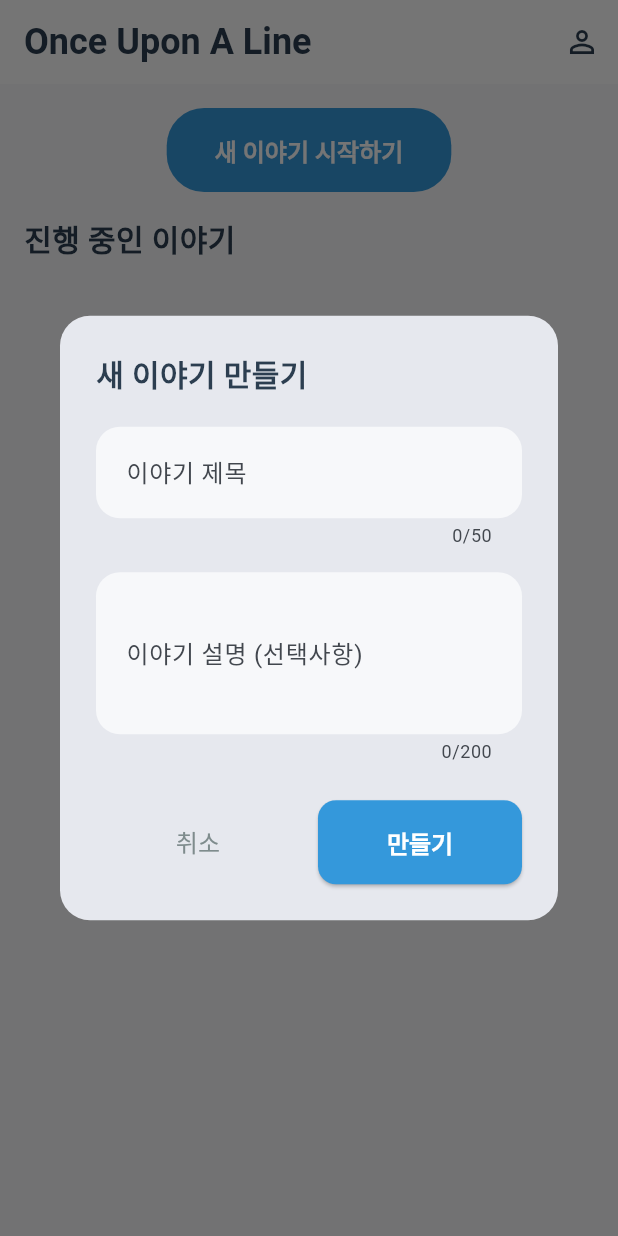
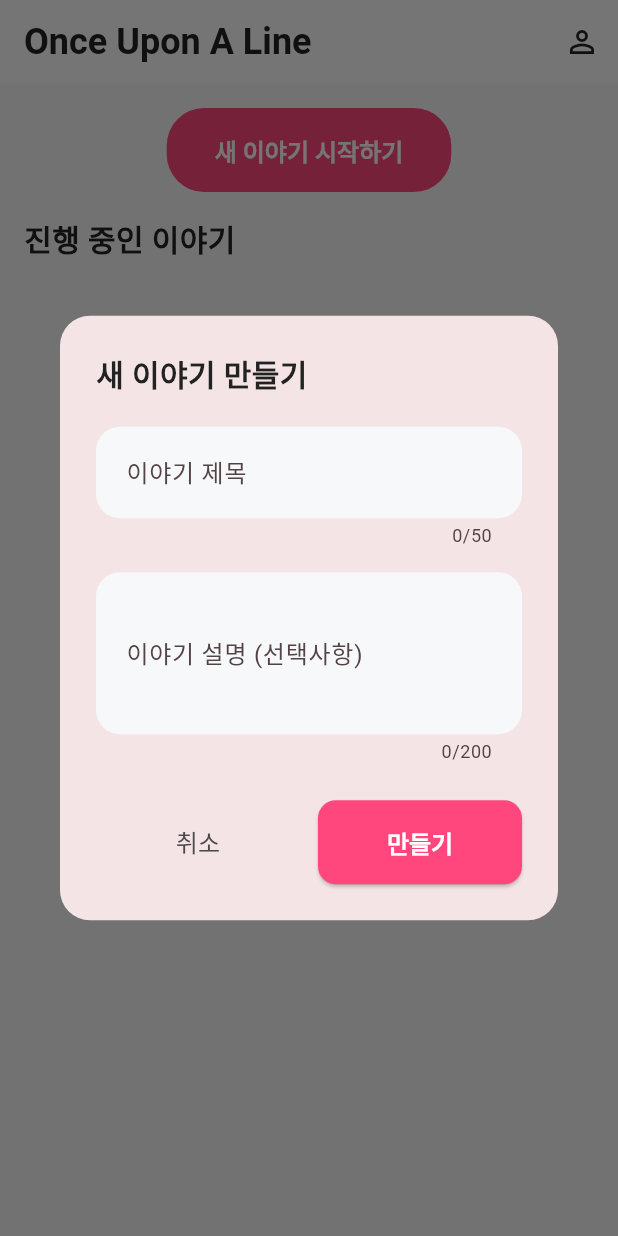
Before and after one commit to devsoob/once-upon-a-line, a Flutter app: the screen it shows after launch, after a tap on "새 이야기 시작하기", on a phone screen of 412 x 824 dp. Run offline on Flutter 3.47's test engine with Material 3 defaults, Android fonts, the phone set to English and light mode, and no system bars; our stand-ins replace cloud_firestore, firebase_core, get_it, go_router, shared_preferences; accounts and stored records are empty; Roboto replaces fonts that are missing (Pretendard).

Commit message:
feat(splash+design): add animated gradient splash using logo colors; introduce AppColors design system; update theme and replace hardcoded colors across home/detail/dialog; route through splash first

```diff
--- /dev/null
+++ b/lib/core/design_system/colors.dart
@@ -0,0 +1,28 @@
+import 'package:flutter/material.dart';
+
+/// Centralized design system colors derived from the logo gradient.
+class AppColors {
+  AppColors._();
+
+  // Logo gradient stops
+  static const Color logoStart = Color(0xFFFF7A7A); // #ff7a7a
+  static const Color logoMid = Color(0xFFFF477E); // #ff477e
+  static const Color logoEnd = Color(0xFFA853FF); // #a853ff
+
+  // Primary palette selections
+  static const Color primary = logoMid; // vibrant mid-pink
+  static const Color primaryDark = Color(0xFFCC3764);
+  static const Color primaryLight = Color(0xFFFF9AB2);
+
+  static const Color background = Colors.white;
+  static const Color surface = Colors.white;
+  static const Color textPrimary = Color(0xFF222222);
+  static const Color textSecondary = Color(0xFF4A4A4A);
+  static const Color hint = Color(0xFFB0B8C1);
+
+  static const LinearGradient splashGradient = LinearGradient(
+    begin: Alignment.topLeft,
+    end: Alignment.bottomRight,
+    colors: <Color>[logoStart, logoMid, logoEnd],
+  );
+}
--- a/lib/core/routers/app_router.dart
+++ b/lib/core/routers/app_router.dart
@@ -3,12 +3,21 @@ import 'package:go_router/go_router.dart';
 import 'package:once_upon_a_line/features/story_rooms/presentation/pages/story_rooms_home_page.dart';
 import 'package:once_upon_a_line/features/story_rooms/presentation/pages/story_room_detail_page.dart';
 import 'package:once_upon_a_line/app/data/models/story_room.dart';
+import 'package:once_upon_a_line/features/splash/presentation/pages/splash_page.dart';
 
 class AppRouter {
   AppRouter._();
 
   static final GoRouter router = GoRouter(
+    initialLocation: '/splash',
     routes: <RouteBase>[
+      GoRoute(
+        path: '/splash',
+        name: 'splash',
+        pageBuilder: (BuildContext context, GoRouterState state) {
+          return const MaterialPage<void>(child: SplashPage());
+        },
+      ),
       GoRoute(
         path: '/',
         name: 'home',
--- /dev/null
+++ b/lib/features/splash/presentation/pages/splash_page.dart
@@ -0,0 +1,125 @@
+import 'dart:async';
+import 'dart:ui' show PathMetric, PathMetrics;
+
+import 'package:flutter/material.dart';
+import 'package:go_router/go_router.dart';
+import 'package:once_upon_a_line/core/design_system/colors.dart';
+
+class SplashPage extends StatefulWidget {
+  const SplashPage({super.key});
+
+  @override
+  State<SplashPage> createState() => _SplashPageState();
+}
+
+class _SplashPageState extends State<SplashPage> with SingleTickerProviderStateMixin {
+  Timer? _timer;
+  late final AnimationController _controller;
+  late final Animation<double> _progress;
+
+  @override
+  void initState() {
+    super.initState();
+    _controller = AnimationController(vsync: this, duration: const Duration(milliseconds: 1400));
+    _progress = CurvedAnimation(parent: _controller, curve: Curves.easeInOut);
+    _controller.forward();
+
+    _timer = Timer(const Duration(milliseconds: 1600), () {
+      if (!mounted) return;
+      context.go('/');
+    });
+  }
+
+  @override
+  void dispose() {
+    _controller.dispose();
+    _timer?.cancel();
+    super.dispose();
+  }
+
+  @override
+  Widget build(BuildContext context) {
+    return Scaffold(
+      body: AnimatedBuilder(
+        animation: _progress,
+        builder: (context, _) {
+          return Container(
+            decoration: const BoxDecoration(gradient: AppColors.splashGradient),
+            child: Center(
+              child: SizedBox(
+                width: 200,
+                height: 200,
+                child: CustomPaint(painter: _LogoBookPainter(progress: _progress.value)),
+              ),
+            ),
+          );
+        },
+      ),
+    );
+  }
+}
+
+class _LogoBookPainter extends CustomPainter {
+  _LogoBookPainter({required this.progress});
+
+  final double progress;
+
+  @override
+  void paint(Canvas canvas, Size size) {
+    final Paint paint =
+        Paint()
+          ..style = PaintingStyle.stroke
+          ..strokeWidth = 6.0
+          ..color = Colors.white
+          ..strokeCap = StrokeCap.round
+          ..strokeJoin = StrokeJoin.round;
+
+    final double w = size.width;
+    final double h = size.height;
+
+    // Match SVG proportions: outer rounded rect inset and rx ~ 22 relative
+    final Rect outerRect = Rect.fromLTWH(w * 0.266, h * 0.24, w * 0.468, h * 0.52);
+    final RRect outerRRect = RRect.fromRectAndRadius(outerRect, Radius.circular(w * 0.055));
+
+    // Left inner vertical line (similar to x=172 in 512 viewBox) but slightly shifted right
+    final double leftLineX = w * (178 / 512);
+    final double topY = h * (124 / 512);
+    final double bottomY = h * (388 / 512);
+
+    // Text guide lines
+    final double line1StartX = w * (196 / 512);
+    final double line1EndX = w * (328 / 512);
+    final double line1Y = h * (204 / 512);
+
+    final double line2StartX = w * (196 / 512);
+    final double line2EndX = w * (312 / 512);
+    final double line2Y = h * (240 / 512);
+
+    final Path path =
+        Path()
+          ..addRRect(outerRRect)
+          ..moveTo(leftLineX, topY)
+          ..lineTo(leftLineX, bottomY)
+          ..moveTo(line1StartX, line1Y)
+          ..lineTo(line1EndX, line1Y)
+          ..moveTo(line2StartX, line2Y)
+          ..lineTo(line2EndX, line2Y);
+
+    // Animate stroke drawing
+    final PathMetrics metrics = path.computeMetrics(forceClosed: false);
+    final Path animated = Path();
+    for (final PathMetric metric in metrics) {
+      final double len = metric.length * progress.clamp(0.0, 1.0);
+      if (len > 0) {
+        animated.addPath(metric.extractPath(0, len), Offset.zero);
+      }
+    }
+
+    canvas.drawPath(animated, paint);
+  }
+
+  @override
+  bool shouldRepaint(covariant _LogoBookPainter oldDelegate) {
+    return oldDelegate.progress != progress;
+  }
+}
--- a/lib/features/story_rooms/presentation/pages/create_room_dialog.dart
+++ b/lib/features/story_rooms/presentation/pages/create_room_dialog.dart
@@ -1,4 +1,5 @@
 import 'package:flutter/material.dart';
+import 'package:once_upon_a_line/core/design_system/colors.dart';
 import 'package:get_it/get_it.dart';
 import '../../../../app/data/repositories/story_room_repository.dart';
 import '../../../../app/data/repositories/local_story_room_repository.dart';
@@ -83,7 +84,11 @@ class _CreateRoomDialogState extends State<CreateRoomDialog> {
           children: [
             const Text(
               '새 이야기 만들기',
-              style: TextStyle(fontSize: 20, fontWeight: FontWeight.w700, color: Color(0xFF2C3E50)),
+              style: TextStyle(
+                fontSize: 20,
+                fontWeight: FontWeight.w700,
+                color: AppColors.textPrimary,
+              ),
             ),
             const SizedBox(height: 20),
             TextField(
@@ -94,7 +99,7 @@ class _CreateRoomDialogState extends State<CreateRoomDialog> {
                 border: OutlineInputBorder(borderRadius: BorderRadius.all(Radius.circular(12))),
                 focusedBorder: OutlineInputBorder(
                   borderRadius: BorderRadius.all(Radius.circular(12)),
-                  borderSide: BorderSide(color: Color(0xFF3498DB), width: 2),
+                  borderSide: BorderSide(color: AppColors.primary, width: 2),
                 ),
               ),
               maxLength: 50,
@@ -108,7 +113,7 @@ class _CreateRoomDialogState extends State<CreateRoomDialog> {
                 border: OutlineInputBorder(borderRadius: BorderRadius.all(Radius.circular(12))),
                 focusedBorder: OutlineInputBorder(
                   borderRadius: BorderRadius.all(Radius.circular(12)),
-                  borderSide: BorderSide(color: Color(0xFF3498DB), width: 2),
+                  borderSide: BorderSide(color: AppColors.primary, width: 2),
                 ),
               ),
               maxLines: 3,
@@ -125,7 +130,7 @@ class _CreateRoomDialogState extends State<CreateRoomDialog> {
                       style: TextStyle(
                         fontSize: 16,
                         fontWeight: FontWeight.w500,
-                        color: Color(0xFF7F8C8D),
+                        color: AppColors.textSecondary,
                       ),
                     ),
                   ),
@@ -135,7 +140,7 @@ class _CreateRoomDialogState extends State<CreateRoomDialog> {
                   child: ElevatedButton(
                     onPressed: _isLoading ? null : _createRoom,
                     style: ElevatedButton.styleFrom(
-                      backgroundColor: const Color(0xFF3498DB),
+                      backgroundColor: AppColors.primary,
                       foregroundColor: Colors.white,
                       shape: RoundedRectangleBorder(borderRadius: BorderRadius.circular(12)),
                       padding: const EdgeInsets.symmetric(vertical: 16),
--- a/lib/features/story_rooms/presentation/pages/story_room_detail_page.dart
+++ b/lib/features/story_rooms/presentation/pages/story_room_detail_page.dart
@@ -1,4 +1,5 @@
 import 'package:flutter/material.dart';
+import 'package:once_upon_a_line/core/design_system/colors.dart';
 import 'package:get_it/get_it.dart';
 import 'package:once_upon_a_line/app/data/repositories/story_sentence_repository.dart';
 import 'package:once_upon_a_line/app/data/repositories/local_story_sentence_repository.dart';
@@ -110,7 +111,7 @@ class _StoryRoomDetailPageState extends State<StoryRoomDetailPage> {
           style: const TextStyle(
             fontWeight: FontWeight.w700,
             fontSize: 20,
-            color: Color(0xFF2C3E50),
+            color: AppColors.textPrimary,
           ),
         ),
       ),
@@ -162,7 +163,7 @@ class _StoryRoomDetailPageState extends State<StoryRoomDetailPage> {
                               style: const TextStyle(
                                 fontSize: 16,
                                 fontWeight: FontWeight.w600,
-                                color: Color(0xFF2C3E50),
+                                color: AppColors.textPrimary,
                               ),
                             ),
                             Text(
@@ -238,7 +239,7 @@ class _StoryRoomDetailPageState extends State<StoryRoomDetailPage> {
               decoration: BoxDecoration(
                 color: Colors.white,
                 borderRadius: BorderRadius.circular(16),
-                border: Border.all(color: const Color(0xFF3498DB), width: 2),
+                border: Border.all(color: AppColors.primary, width: 2),
                 boxShadow: [
                   BoxShadow(
                     color: Colors.black.withAlpha(13),
@@ -257,10 +258,10 @@ class _StoryRoomDetailPageState extends State<StoryRoomDetailPage> {
                     child: TextField(
                       controller: _sentenceController,
                       maxLines: 3,
-                      style: const TextStyle(fontSize: 16, color: Color(0xFF2C3E50)),
+                      style: const TextStyle(fontSize: 16, color: AppColors.textPrimary),
                       decoration: const InputDecoration(
                         hintText: '마침표(.)로 끝나는 한 문장을 작성해주세요...',
-                        hintStyle: TextStyle(color: Color(0xFFBDC3C7)),
+                        hintStyle: TextStyle(color: AppColors.hint),
                         border: InputBorder.none,
                         enabledBorder: InputBorder.none,
                         focusedBorder: InputBorder.none,
@@ -275,13 +276,13 @@ class _StoryRoomDetailPageState extends State<StoryRoomDetailPage> {
                     children: [
                       Text(
                         '닉네임: $_nickname',
-                        style: const TextStyle(fontSize: 14, color: Color(0xFF7F8C8D)),
+                        style: TextStyle(fontSize: 14, color: AppColors.textSecondary),
                       ),
                       const Spacer(),
                       ElevatedButton(
                         onPressed: _isLoading ? null : _addSentence,
                         style: ElevatedButton.styleFrom(
-                          backgroundColor: const Color(0xFF3498DB),
+                          backgroundColor: AppColors.primary,
                           foregroundColor: Colors.white,
                           shape: RoundedRectangleBorder(borderRadius: BorderRadius.circular(12)),
                           padding: const EdgeInsets.symmetric(horizontal: 24, vertical: 12),
@@ -372,7 +373,7 @@ class _SentenceWidget extends StatelessWidget {
       decoration: BoxDecoration(
         color: isMySentence ? const Color(0xFFE3F2FD) : const Color(0xFFF5F5F5),
         borderRadius: BorderRadius.circular(12),
-        border: isMySentence ? Border.all(color: const Color(0xFF3498DB), width: 1) : null,
+        border: isMySentence ? Border.all(color: AppColors.primary, width: 1) : null,
       ),
       child: Column(
         crossAxisAlignment: CrossAxisAlignment.start,
@@ -381,7 +382,7 @@ class _SentenceWidget extends StatelessWidget {
             children: [
               CircleAvatar(
                 radius: 12,
-                backgroundColor: isMySentence ? const Color(0xFF3498DB) : const Color(0xFF95A5A6),
+                backgroundColor: isMySentence ? AppColors.primary : const Color(0xFF95A5A6),
                 child: Text(
                   sentence.authorNickname.isNotEmpty
                       ? sentence.authorNickname[0].toUpperCase()
@@ -399,7 +400,7 @@ class _SentenceWidget extends StatelessWidget {
                 style: TextStyle(
                   fontSize: 12,
                   fontWeight: FontWeight.w600,
-                  color: isMySentence ? const Color(0xFF3498DB) : const Color(0xFF7F8C8D),
+                  color: isMySentence ? AppColors.primary : const Color(0xFF7F8C8D),
                 ),
               ),
               const Spacer(),
@@ -412,7 +413,7 @@ class _SentenceWidget extends StatelessWidget {
           const SizedBox(height: 8),
           Text(
             sentence.content,
-            style: const TextStyle(fontSize: 16, color: Color(0xFF2C3E50), height: 1.5),
+            style: const TextStyle(fontSize: 16, color: AppColors.textPrimary, height: 1.5),
           ),
         ],
       ),
--- a/lib/features/story_rooms/presentation/pages/story_rooms_home_page.dart
+++ b/lib/features/story_rooms/presentation/pages/story_rooms_home_page.dart
@@ -1,4 +1,5 @@
 import 'package:flutter/material.dart';
+import 'package:once_upon_a_line/core/design_system/colors.dart';
 import 'package:get_it/get_it.dart';
 import 'package:once_upon_a_line/app/data/repositories/story_room_repository.dart';
 import 'package:once_upon_a_line/app/data/repositories/local_story_room_repository.dart';
@@ -110,7 +111,7 @@ class _StoryRoomsHomePageState extends State<StoryRoomsHomePage> {
                   children: [
                     CircleAvatar(
                       radius: 20,
-                      backgroundColor: const Color(0xFF3498DB),
+                      backgroundColor: AppColors.primary,
                       child: Text(
                         _nickname.isNotEmpty ? _nickname[0].toUpperCase() : '?',
                         style: const TextStyle(
@@ -130,7 +131,7 @@ class _StoryRoomsHomePageState extends State<StoryRoomsHomePage> {
                             style: const TextStyle(
                               fontSize: 16,
                               fontWeight: FontWeight.w600,
-                              color: Color(0xFF2C3E50),
+                              color: AppColors.textPrimary,
                             ),
                           ),
                           const Text(
@@ -178,11 +179,11 @@ class _StoryRoomsHomePageState extends State<StoryRoomsHomePage> {
         elevation: 0,
         title: const Text(
           'Once Upon A Line',
-          style: TextStyle(fontWeight: FontWeight.w700, fontSize: 24, color: Color(0xFF2C3E50)),
+          style: TextStyle(fontWeight: FontWeight.w700, fontSize: 24, color: AppColors.textPrimary),
         ),
         actions: [
           IconButton(
-            icon: const Icon(Icons.person_outline, color: Color(0xFF2C3E50)),
+            icon: Icon(Icons.person_outline, color: AppColors.textPrimary),
             onPressed: _showProfileDialog,
           ),
         ],
@@ -197,7 +198,7 @@ class _StoryRoomsHomePageState extends State<StoryRoomsHomePage> {
               child: ElevatedButton(
                 onPressed: _createRoom,
                 style: ElevatedButton.styleFrom(
-                  backgroundColor: const Color(0xFF3498DB),
+                  backgroundColor: AppColors.primary,
                   foregroundColor: Colors.white,
                   padding: const EdgeInsets.symmetric(horizontal: 32, vertical: 16),
                   shape: RoundedRectangleBorder(borderRadius: BorderRadius.circular(25)),
@@ -223,7 +224,7 @@ class _StoryRoomsHomePageState extends State<StoryRoomsHomePage> {
                     style: TextStyle(
                       fontSize: 20,
                       fontWeight: FontWeight.w700,
-                      color: Color(0xFF2C3E50),
+                      color: AppColors.textPrimary,
                     ),
                   ),
                   const SizedBox(height: 16),
@@ -316,7 +317,7 @@ class _StoryRoomCard extends StatelessWidget {
                       style: const TextStyle(
                         fontSize: 18,
                         fontWeight: FontWeight.w700,
-                        color: Color(0xFF2C3E50),
+                        color: AppColors.textPrimary,
                       ),
                     ),
                   ),
@@ -341,7 +342,7 @@ class _StoryRoomCard extends StatelessWidget {
                 const SizedBox(height: 8),
                 Text(
                   room.description,
-                  style: const TextStyle(fontSize: 14, color: Color(0xFF7F8C8D), height: 1.4),
+                  style: const TextStyle(fontSize: 14, color: AppColors.textSecondary, height: 1.4),
                   maxLines: 2,
                   overflow: TextOverflow.ellipsis,
                 ),
@@ -351,7 +352,7 @@ class _StoryRoomCard extends StatelessWidget {
                 children: [
                   CircleAvatar(
                     radius: 12,
-                    backgroundColor: const Color(0xFF3498DB),
+                    backgroundColor: AppColors.primary,
                     child: Text(
                       room.creatorNickname.isNotEmpty ? room.creatorNickname[0].toUpperCase() : '?',
                       style: const TextStyle(
@@ -367,7 +368,7 @@ class _StoryRoomCard extends StatelessWidget {
                     style: const TextStyle(
                       fontSize: 14,
                       fontWeight: FontWeight.w500,
-                      color: Color(0xFF2C3E50),
+                      color: AppColors.textPrimary,
                     ),
                   ),
                   const Spacer(),
--- a/lib/main.dart
+++ b/lib/main.dart
@@ -3,6 +3,7 @@ import 'package:flutter/services.dart';
 import 'package:firebase_core/firebase_core.dart';
 import 'di.dart';
 import 'core/routers/app_router.dart';
+import 'core/design_system/colors.dart';
 
 void main() async {
   WidgetsFlutterBinding.ensureInitialized();
@@ -28,9 +29,9 @@ class OnceUponALineApp extends StatelessWidget {
     // 시스템 UI 스타일 지정
     SystemChrome.setSystemUIOverlayStyle(
       const SystemUiOverlayStyle(
-        statusBarColor: Colors.white,
-        statusBarIconBrightness: Brightness.dark,
-        statusBarBrightness: Brightness.light,
+        statusBarColor: Colors.transparent,
+        statusBarIconBrightness: Brightness.light,
+        statusBarBrightness: Brightness.dark,
         systemNavigationBarColor: Colors.white,
         systemNavigationBarDividerColor: Colors.white,
         systemNavigationBarIconBrightness: Brightness.dark,
@@ -41,16 +42,16 @@ class OnceUponALineApp extends StatelessWidget {
       debugShowCheckedModeBanner: false,
       title: 'Once Upon A Line',
       theme: ThemeData(
-        scaffoldBackgroundColor: Colors.white,
+        scaffoldBackgroundColor: AppColors.background,
         fontFamily: 'Pretendard',
         colorScheme: ColorScheme.fromSeed(
-          seedColor: const Color(0xFF3498DB),
-          primary: const Color(0xFF3498DB),
-          secondary: const Color(0xFF2C3E50),
-          surface: Colors.white,
+          seedColor: AppColors.primary,
+          primary: AppColors.primary,
+          secondary: AppColors.logoEnd,
+          surface: AppColors.surface,
           onPrimary: Colors.white,
           onSecondary: Colors.white,
-          onSurface: const Color(0xFF2C3E50),
+          onSurface: AppColors.textPrimary,
         ),
         appBarTheme: const AppBarTheme(
           backgroundColor: Colors.white,
@@ -92,7 +93,7 @@ class OnceUponALineApp extends StatelessWidget {
             fontFamily: 'Pretendard',
             fontWeight: FontWeight.w600,
             fontSize: 16,
-            color: Color(0xFF3498DB),
+            color: AppColors.primary,
           ),
         ),
         inputDecorationTheme: InputDecorationTheme(
@@ -109,13 +110,13 @@ class OnceUponALineApp extends StatelessWidget {
           ),
           focusedBorder: OutlineInputBorder(
             borderRadius: BorderRadius.circular(16),
-            borderSide: const BorderSide(color: Color(0xFF3498DB), width: 2),
+            borderSide: const BorderSide(color: AppColors.primary, width: 2),
           ),
           hintStyle: const TextStyle(color: Color(0xFFB0B8C1)),
         ),
         elevatedButtonTheme: ElevatedButtonThemeData(
           style: ElevatedButton.styleFrom(
-            backgroundColor: const Color(0xFF3498DB),
+            backgroundColor: AppColors.primary,
             foregroundColor: Colors.white,
             shape: RoundedRectangleBorder(borderRadius: BorderRadius.circular(16)),
             textStyle: const TextStyle(
@@ -127,12 +128,12 @@ class OnceUponALineApp extends StatelessWidget {
           ),
         ),
         floatingActionButtonTheme: const FloatingActionButtonThemeData(
-          backgroundColor: Color(0xFF3498DB),
+          backgroundColor: AppColors.primary,
           foregroundColor: Colors.white,
           shape: RoundedRectangleBorder(borderRadius: BorderRadius.all(Radius.circular(16))),
         ),
         cardTheme: CardTheme(
-          color: Colors.white,
+          color: AppColors.surface,
           elevation: 2,
           margin: const EdgeInsets.symmetric(vertical: 8, horizontal: 0),
           shape: RoundedRectangleBorder(borderRadius: BorderRadius.circular(16)),
--- a/pubspec.yaml
+++ b/pubspec.yaml
@@ -57,3 +57,5 @@ flutter:
           weight: 700
         - asset: assets/fonts/Pretendard-ExtraBold.ttf
           weight: 800
+  assets:
+    - assets/images/
```
